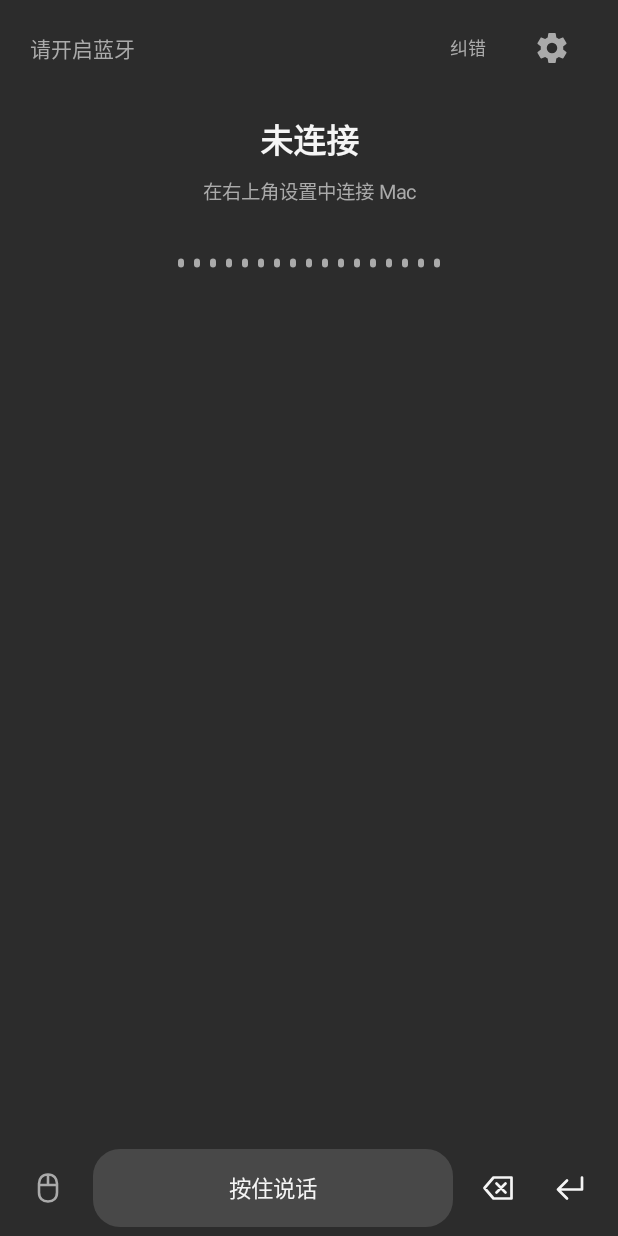
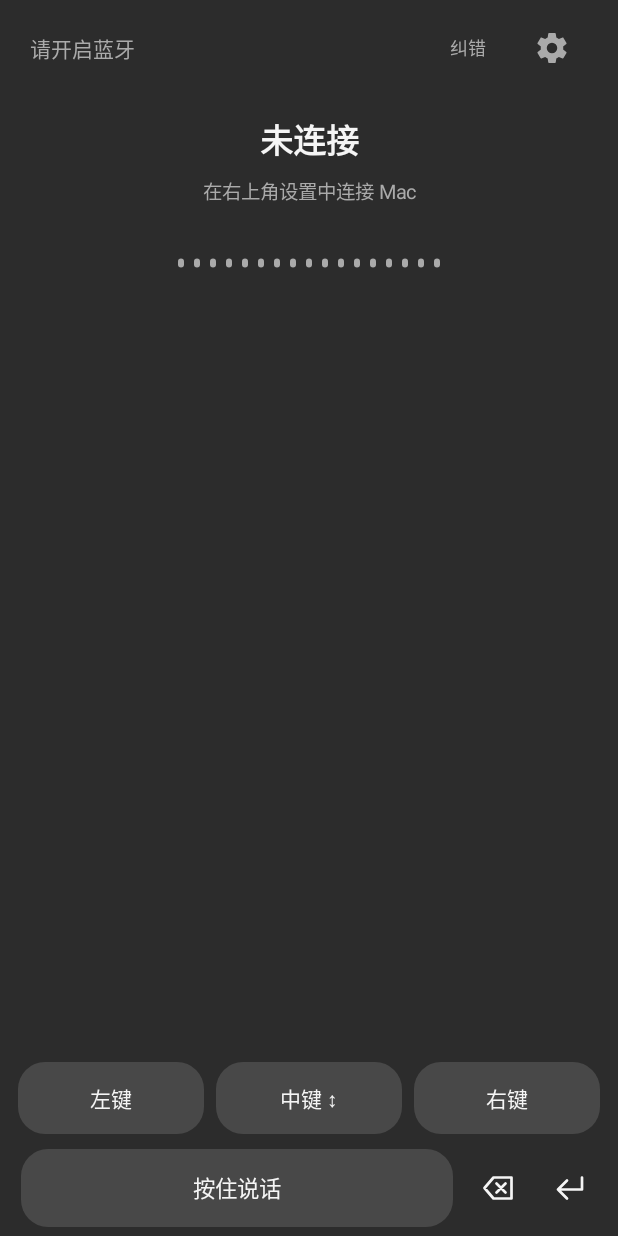
Before and after one commit to 123hurray/LocalVoiceInputForAndroid, an Android app: the screen it shows after launch (HidInputActivity), on a phone screen of 412 x 824 dp. Run offline under Robolectric (Android 15) with nearby library versions, the phone set to English and light mode, and no system bars; pictures from the network do not load.

Commit message:
Combine HID voice and trackpad controls on the same screen

```diff
--- a/app/build.gradle.kts
+++ b/app/build.gradle.kts
@@ -25,8 +25,8 @@ android {
         applicationId = "com.example.localvoiceime"
         minSdk = 26
         targetSdk = 36
-        versionCode = 32
-        versionName = "1.4.16"
+        versionCode = 33
+        versionName = "1.4.17"
 
         testInstrumentationRunner = "androidx.test.runner.AndroidJUnitRunner"
 
--- a/app/src/main/java/com/example/localvoiceime/HidInputActivity.kt
+++ b/app/src/main/java/com/example/localvoiceime/HidInputActivity.kt
@@ -24,12 +24,11 @@ class HidInputActivity : Activity() {
     private var visible = false
     private var permissionRequested = false
     private var settingsOpen = false
-    private var mouseOpen = false
     private var sending = false
     private var displayedConnection: Any? = null
     private lateinit var panel: VoiceInputPanel
     private lateinit var home: View
-    private lateinit var mouse: HidMousePanel
+    private lateinit var pointer: HidPointerControls
     private lateinit var settings: ScrollView
     private lateinit var settingsStatus: TextView
     private lateinit var retry: Button
@@ -38,7 +37,7 @@ class HidInputActivity : Activity() {
 
     private val inputHost = object : VoiceInputPanel.Host {
         override val context get() = this@HidInputActivity
-        override val destination get() = keyboard?.connectionToken?.takeIf { visible && !settingsOpen && !mouseOpen }
+        override val destination get() = keyboard?.connectionToken?.takeIf { visible && !settingsOpen }
 
         override fun submit(target: Any, text: String, done: (InputDelivery) -> Unit) {
             val session = keyboard
@@ -57,7 +56,7 @@ class HidInputActivity : Activity() {
             }
         }
 
-        override fun switchToMouse() { showMouse(true) }
+        override val pointerControls get() = pointer
         override fun openSettings() { showSettings(true) }
         override fun openModelSettings() {
             startActivity(Intent(context, SettingsActivity::class.java))
@@ -68,20 +67,18 @@ class HidInputActivity : Activity() {
         super.onCreate(savedInstanceState)
         if (Build.VERSION.SDK_INT >= 33) {
             onBackInvokedDispatcher.registerOnBackInvokedCallback(android.window.OnBackInvokedDispatcher.PRIORITY_DEFAULT) {
-                if (settingsOpen) showSettings(false) else if (mouseOpen) showMouse(false) else finish()
+                if (settingsOpen) showSettings(false) else finish()
             }
         }
         adapter = getSystemService(BluetoothManager::class.java)?.adapter
+        pointer = HidPointerControls(this,
+            send = { buttons, dx, dy, wheel, click ->
+                if (visible && !settingsOpen) keyboard?.sendMouse(buttons, dx, dy, wheel, click)
+            },
+            release = { keyboard?.resetMouse() },
+        )
         panel = VoiceInputPanel(inputHost)
         home = panel.createView()
-        mouse = HidMousePanel(this,
-            send = { buttons, dx, dy, wheel, click ->
-                if (visible && mouseOpen && !settingsOpen) keyboard?.sendMouse(buttons, dx, dy, wheel, click)
-            },
-            release = { keyboard?.resetMouse() },
-            openVoice = { showMouse(false) },
-            openSettings = { showSettings(true) },
-        )
 
         val settingsBody = column()
         settingsBody.addRow(action("‹ 返回语音输入") { showSettings(false) })
@@ -105,7 +102,6 @@ class HidInputActivity : Activity() {
         val root = FrameLayout(this).apply {
             setBackgroundColor(VoiceStyle.background)
             addView(home, home.layoutParams)
-            addView(mouse, FrameLayout.LayoutParams(-1, -1))
             addView(settings, FrameLayout.LayoutParams(-1, -1))
             setOnApplyWindowInsetsListener { view, insets ->
                 @Suppress("DEPRECATION")
@@ -128,7 +124,7 @@ class HidInputActivity : Activity() {
         visible = false
         panel.deactivate()
         displayedConnection = null
-        mouse.reset()
+        pointer.setAvailable(false)
         keyboard?.pause()
         sending = false
         super.onStop()
@@ -143,7 +139,7 @@ class HidInputActivity : Activity() {
 
     @Deprecated("Legacy Android back callback")
     override fun onBackPressed() {
-        if (settingsOpen) showSettings(false) else if (mouseOpen) showMouse(false) else super.onBackPressed()
+        if (settingsOpen) showSettings(false) else super.onBackPressed()
     }
 
     private fun showSettings(open: Boolean) {
@@ -152,18 +148,11 @@ class HidInputActivity : Activity() {
         refreshPage()
     }
 
-    private fun showMouse(open: Boolean) {
-        if (sending || settingsOpen || mouseOpen == open) return
-        mouseOpen = open
-        refreshPage()
-    }
-
     private fun refreshPage() {
         panel.deactivate()
-        mouse.reset()
+        pointer.setAvailable(false)
         displayedConnection = null
-        home.visibility = if (!settingsOpen && !mouseOpen) View.VISIBLE else View.GONE
-        mouse.visibility = if (!settingsOpen && mouseOpen) View.VISIBLE else View.GONE
+        home.visibility = if (!settingsOpen) View.VISIBLE else View.GONE
         settings.visibility = if (settingsOpen) View.VISIBLE else View.GONE
         keyboard?.refresh()
         updateConnection(keyboard?.status ?: settingsStatus.text.toString())
@@ -261,6 +250,7 @@ class HidInputActivity : Activity() {
     private fun <T> transmit(failure: T, start: ((T) -> Unit) -> Boolean, done: (T) -> Unit) {
         val session = keyboard ?: run { done(failure); return }
         if (sending) { done(failure); return }
+        pointer.setAvailable(false)
         sending = runCatching {
             start { ok ->
                 if (visible && keyboard === session) {
@@ -277,11 +267,8 @@ class HidInputActivity : Activity() {
     private fun updateConnection(message: String) {
         val token = inputHost.destination
         settingsStatus.text = message
-        val connected = keyboard?.connected == true
-        val connectionLabel = message
-        panel.setConnection(connectionLabel)
-        mouse.setConnection(connectionLabel, connected && visible && mouseOpen && !settingsOpen)
-        if (visible && !settingsOpen && !mouseOpen) {
+        panel.setConnection(message)
+        if (visible && !settingsOpen) {
             if (displayedConnection !== token) {
                 sending = false
                 panel.deactivate()
@@ -293,6 +280,7 @@ class HidInputActivity : Activity() {
     }
 
     private fun renderSettings() {
+        pointer.setAvailable(visible && !settingsOpen && !sending && keyboard?.ready == true)
         discover.isEnabled = !sending && keyboard?.registered == true
         retry.isEnabled = !sending
         setupButtons.forEach { it.isEnabled = !sending && keyboard?.ready == true }
--- a/app/src/main/java/com/example/localvoiceime/HidMousePanel.kt
+++ b/app/src/main/java/com/example/localvoiceime/HidPointerControls.kt
@@ -5,24 +5,19 @@ import android.view.Gravity
 import android.view.MotionEvent
 import android.view.ViewConfiguration
 import android.widget.Button
-import android.widget.ImageButton
 import android.widget.LinearLayout
-import android.widget.TextView
+import android.view.View
 import kotlin.math.abs
 import kotlin.math.hypot
 
-internal class HidMousePanel(
+internal class HidPointerControls(
     context: Context,
     private val send: (buttons: Int, dx: Int, dy: Int, wheel: Int, click: Int) -> Unit,
     private val release: () -> Unit,
-    openVoice: () -> Unit,
-    openSettings: () -> Unit,
 ) : LinearLayout(context) {
-    private val connection = label("未连接")
-    private val pad = label("滑动移动指针 · 轻点左键")
-    private val left = VoiceStyle.button(context, "左键")
-    private val right = VoiceStyle.button(context, "右键")
-    private val wheel = VoiceStyle.button(context, "滚轮 ↕")
+    private val leftButton = VoiceStyle.button(context, "左键")
+    private val middleButton = VoiceStyle.button(context, "中键 ↕")
+    private val rightButton = VoiceStyle.button(context, "右键")
     private var available = false
     private var buttons = 0
     private var dx = 0f
@@ -33,61 +28,43 @@ internal class HidMousePanel(
     private val motion = Runnable { flushMotion() }
 
     init {
-        orientation = VERTICAL
+        orientation = HORIZONTAL
+        gravity = Gravity.CENTER_VERTICAL
         isMotionEventSplittingEnabled = true
-        setBackgroundColor(VoiceStyle.background)
-        setPadding(0, dp(8), 0, 0)
-        addView(LinearLayout(context).apply {
-            gravity = Gravity.CENTER_VERTICAL
-            setPadding(dp(20), 0, dp(20), 0)
-            connection.maxLines = 1
-            connection.ellipsize = android.text.TextUtils.TruncateAt.END
-            connection.accessibilityLiveRegion = ACCESSIBILITY_LIVE_REGION_POLITE
-            addView(connection, LayoutParams(0, dp(48), 1f))
-            addView(icon(R.drawable.ic_settings, "设置", openSettings), LayoutParams(dp(48), dp(48)))
-        })
-        pad.apply {
-            gravity = Gravity.CENTER
-            setBackground(VoiceStyle.rounded(context, VoiceStyle.surface))
-            setOnClickListener { click(1) }
+        setPadding(dp(8), 0, dp(8), 0)
+        for (button in listOf(leftButton, middleButton, rightButton)) {
+            button.textSize = 14f
+            button.minWidth = 0
+            button.setPadding(dp(4), 0, dp(4), 0)
+            addView(button, LayoutParams(0, dp(48), 1f).apply { setMargins(dp(4), 0, dp(4), 0) })
         }
-        addView(pad, LayoutParams(-1, 0, 1f).apply { setMargins(dp(16), dp(8), dp(16), dp(8)) })
-        bindPad()
-        addView(LinearLayout(context).apply {
-            gravity = Gravity.CENTER_VERTICAL
-            isMotionEventSplittingEnabled = true
-            setPadding(dp(8), 0, dp(8), 0)
-            addView(icon(R.drawable.ic_hid_voice, "切换到语音输入", openVoice), LayoutParams(dp(48), dp(48)))
-            for (button in listOf(this@HidMousePanel.left, wheel, this@HidMousePanel.right)) {
-                button.textSize = 14f
-                button.minWidth = 0
-                button.setPadding(dp(4), 0, dp(4), 0)
-                addView(button, LayoutParams(0, dp(52), 1f).apply { setMargins(dp(4), 0, dp(4), 0) })
-            }
-        }, LayoutParams(-1, dp(64)))
-        bindButton(left, 1)
-        bindButton(right, 2)
-        bindWheel()
-        setConnection("未连接", false)
+        bindButton(leftButton, 1)
+        bindButton(rightButton, 2)
+        bindMiddle()
+        setAvailable(false)
     }
 
-    fun setConnection(message: String, ready: Boolean) {
+    fun setAvailable(ready: Boolean) {
         if (available && !ready) reset()
         available = ready
-        connection.text = message
-        pad.text = if (ready) "滑动移动指针 · 轻点左键" else "连接 Mac 后即可使用触控板"
-        for (view in listOf(pad, left, right, wheel)) view.isEnabled = ready
+        for (button in listOf(leftButton, middleButton, rightButton)) button.isEnabled = ready
     }
 
-    fun reset() {
+    fun discardPointerMotion() {
+        dx = 0f; dy = 0f
+    }
+
+    private fun reset() {
         removeCallbacks(motion)
         motionPending = false
         buttons = 0; dx = 0f; dy = 0f; wheelSteps = 0f
-        left.isPressed = false; right.isPressed = false; wheel.isPressed = false
+        leftButton.isPressed = false; rightButton.isPressed = false; middleButton.isPressed = false
         release()
     }
 
-    private fun bindPad() {
+    fun bindPad(pad: View, canMove: () -> Boolean) {
+        pad.contentDescription = "滑动移动 Mac 指针，轻点左键"
+        pad.setOnClickListener { if (canMove()) click(1) }
         val slop = ViewConfiguration.get(context).scaledTouchSlop
         var pointer = -1
         var startX = 0f
@@ -96,7 +73,7 @@ internal class HidMousePanel(
         var y = 0f
         var moved = false
         pad.setOnTouchListener { view, event ->
-            if (!available) return@setOnTouchListener false
+            if (!available || !canMove()) return@setOnTouchListener false
             when (event.actionMasked) {
                 MotionEvent.ACTION_DOWN -> {
                     pointer = event.getPointerId(0)
@@ -147,13 +124,13 @@ internal class HidMousePanel(
         }
     }
 
-    private fun bindWheel() {
+    private fun bindMiddle() {
         var startY = 0f
         var y = 0f
         var moved = false
-        wheel.contentDescription = "滚轮，上下滑动滚动"
-        wheel.setOnClickListener { scrollByStep(-1) }
-        wheel.setOnTouchListener { view, event ->
+        middleButton.contentDescription = "中键，点按中键，上下滑动滚动"
+        middleButton.setOnClickListener { click(4) }
+        middleButton.setOnTouchListener { view, event ->
             if (!available) return@setOnTouchListener false
             when (event.actionMasked) {
                 MotionEvent.ACTION_DOWN -> { startY = event.y; y = startY; moved = false; view.isPressed = true }
@@ -165,7 +142,11 @@ internal class HidMousePanel(
                     }
                     y = event.y
                 }
-                MotionEvent.ACTION_UP, MotionEvent.ACTION_CANCEL -> view.isPressed = false
+                MotionEvent.ACTION_UP -> {
+                    if (!moved) view.performClick()
+                    view.isPressed = false
+                }
+                MotionEvent.ACTION_CANCEL -> view.isPressed = false
             }
             true
         }
@@ -183,12 +164,6 @@ internal class HidMousePanel(
         if (!available || buttons and bit != 0) return
         flushMotion()
         send(buttons, 0, 0, 0, bit)
-    }
-
-    private fun scrollByStep(step: Int) {
-        if (!available) return
-        wheelSteps += step
-        scheduleMotion()
     }
 
     private fun scheduleMotion() {
@@ -211,16 +186,4 @@ internal class HidMousePanel(
     }
 
     private fun dp(value: Int) = VoiceStyle.dp(context, value)
-    private fun label(value: String) = TextView(context).apply {
-        text = value; textSize = 14f; setTextColor(VoiceStyle.muted)
-        gravity = Gravity.CENTER_VERTICAL
-    }
-    private fun icon(resource: Int, description: String, click: () -> Unit) = ImageButton(context).apply {
-        setImageResource(resource)
-        imageTintList = android.content.res.ColorStateList.valueOf(VoiceStyle.muted)
-        setBackgroundColor(android.graphics.Color.TRANSPARENT)
-        setPadding(dp(12), dp(12), dp(12), dp(12))
-        contentDescription = description
-        setOnClickListener { click() }
-    }
 }
--- a/app/src/main/java/com/example/localvoiceime/VoiceInputPanel.kt
+++ b/app/src/main/java/com/example/localvoiceime/VoiceInputPanel.kt
@@ -33,7 +33,7 @@ internal class VoiceInputPanel(private val host: Host) {
         val isIme: Boolean get() = false
         fun submit(target: Any, text: String, done: (InputDelivery) -> Unit)
         fun editKey(newline: Boolean)
-        fun switchToMouse() {}
+        val pointerControls: HidPointerControls? get() = null
         fun openSettings()
         fun openModelSettings()
         fun returnToKeyboard(showPicker: Boolean) {}
@@ -76,6 +76,7 @@ internal class VoiceInputPanel(private val host: Host) {
     private lateinit var preview: TextView
     private lateinit var previewBox: View
     private var previewScroll: ScrollView? = null
+    private var dismissPreview: Button? = null
     private var streamingSpeech: SpeechEngine.StreamingSpeech? = null
     private lateinit var inputPanel: LinearLayout
     private val main = Handler(Looper.getMainLooper())
@@ -100,6 +101,7 @@ internal class VoiceInputPanel(private val host: Host) {
             inputPanel = this
             layoutParams = FrameLayout.LayoutParams(-1, if (host.isIme) dp(VoiceSettingsStore(context).load().keyboardHeightDp) else -1)
             orientation = LinearLayout.VERTICAL
+            if (!host.isIme) isMotionEventSplittingEnabled = true
             setPadding(0, dp(8), 0, 0)
             setBackgroundColor(VoiceStyle.background)
             addView(LinearLayout(context).apply {
@@ -161,12 +163,13 @@ internal class VoiceInputPanel(private val host: Host) {
                 setPadding(dp(20), 0, dp(20), dp(14))
             }
 
-            // The compact button is only a visual cue. The entire lower panel receives gestures.
+            // In the IME the whole panel is a voice gesture; the HID surface is a trackpad.
             speechArea = LinearLayout(context).apply {
                 orientation = LinearLayout.VERTICAL
                 gravity = Gravity.TOP or Gravity.CENTER_HORIZONTAL
                 setPadding(dp(20), 0, dp(20), dp(8))
                 setBackgroundColor(VoiceStyle.background)
+                if (host.isIme) {
                     contentDescription = "按住此区域说话，松手输入，上滑取消。无障碍操作可点按开始，再点按结束。"
                     importantForAccessibility = View.IMPORTANT_FOR_ACCESSIBILITY_YES
                     setOnTouchListener { view, event ->
@@ -192,8 +195,25 @@ internal class VoiceInputPanel(private val host: Host) {
                     }
                     setOnClickListener { if (recording) stopRecording(true) else startRecordingOrRequestPermission() }
                 }
+            }
             speechArea.addView(status)
             speechArea.addView(hint)
+            if (!host.isIme) {
+                val closePreview = Button(context).apply {
+                    text = "关闭预览"; textSize = 13f; isAllCaps = false
+                    setTextColor(VoiceStyle.muted)
+                    setBackgroundColor(android.graphics.Color.TRANSPARENT)
+                    visibility = View.GONE
+                    setOnClickListener {
+                        visibility = View.GONE
+                        preview.text = ""; previewBox.visibility = View.GONE
+                        status.text = "按住，说出你想写的"
+                        hint.text = "滑动中间区域移动 Mac 指针"
+                    }
+                }
+                dismissPreview = closePreview
+                speechArea.addView(closePreview, LinearLayout.LayoutParams(-2, dp(44)).apply { gravity = Gravity.END })
+            }
             preview = TextView(context).apply {
                 textSize = 20f; setTextColor(VoiceStyle.text); gravity = Gravity.TOP or Gravity.START
                 setPadding(0, dp(4), 0, dp(10))
@@ -214,6 +234,13 @@ internal class VoiceInputPanel(private val host: Host) {
             speechArea.addView(bars, LinearLayout.LayoutParams(-1, dp(48)).apply { bottomMargin = dp(12) })
             addView(speechArea, LinearLayout.LayoutParams(-1, 0, 1f))
             addView(createCorrectionPanel(), LinearLayout.LayoutParams(-1, 0, 1f))
+            host.pointerControls?.let { pointer ->
+                pointer.bindPad(speechArea) {
+                    active && !recording && !recognizing && !submitting &&
+                        draftTarget == null && previewBox.visibility != View.VISIBLE
+                }
+                addView(pointer, LinearLayout.LayoutParams(-1, dp(56)))
+            }
             // A single footer owns the same recording control in every state.
             addView(LinearLayout(context).apply {
                 gravity = Gravity.CENTER_VERTICAL
@@ -252,14 +279,6 @@ internal class VoiceInputPanel(private val host: Host) {
                     visibility = View.GONE
                     setOnClickListener { confirmCorrection() }
                 }
-                if (!host.isIme) addView(ImageButton(context).apply {
-                    setImageResource(R.drawable.ic_hid_mouse)
-                    imageTintList = android.content.res.ColorStateList.valueOf(VoiceStyle.muted)
-                    setBackgroundColor(android.graphics.Color.TRANSPARENT)
-                    setPadding(dp(12), dp(12), dp(12), dp(12))
-                    contentDescription = "切换到鼠标"
-                    setOnClickListener { if (!submitting) host.switchToMouse() }
-                }, LinearLayout.LayoutParams(dp(48), dp(48)))
                 addView(hold, LinearLayout.LayoutParams(0, dp(52), 1f).apply { leftMargin = dp(6); rightMargin = dp(6) })
                 addView(sendButton, LinearLayout.LayoutParams(0, dp(52), 1f).apply { leftMargin = dp(6); rightMargin = dp(6) })
                 fun editButton(icon: Int, description: String, newline: Boolean) = ImageButton(context).apply {
@@ -306,7 +325,7 @@ internal class VoiceInputPanel(private val host: Host) {
             return
         }
         status.text = "按住，说出你想写的"
-        hint.text = ""
+        hint.text = if (host.isIme) "" else "滑动中间区域移动 Mac 指针"
         hold.isEnabled = true
         SpeechEngine.prepare(context, settings.asrModel) { result ->
             if (!destroyed && active && request == generation) {
@@ -314,7 +333,7 @@ internal class VoiceInputPanel(private val host: Host) {
                 // Preparation must never interrupt the hold gesture or overwrite its feedback.
                 if (!recording && !recognizing) {
                     status.text = if (ready) "按住，说出你想写的" else "暂时无法使用"
-                    hint.text = if (ready) "" else "请到设置中检查语音包"
+                    hint.text = if (!ready) "请到设置中检查语音包" else if (host.isIme) "" else "滑动中间区域移动 Mac 指针"
                 } else if (recognizing && ready) {
                     status.text = "正在识别…"
                     hint.text = "稍等片刻"
@@ -361,6 +380,8 @@ internal class VoiceInputPanel(private val host: Host) {
             audio.release(); status.text = "无法录音，请检查麦克风权限"; return
         }
         recorder = audio; pcm.clear(); recording = true
+        dismissPreview?.visibility = View.GONE
+        host.pointerControls?.discardPointerMotion()
         cancelGesture = false
         status.visibility = View.GONE
         previewBox.visibility = View.VISIBLE
@@ -469,6 +490,9 @@ internal class VoiceInputPanel(private val host: Host) {
         recognizing = false
         hold.isEnabled = true
         val text = result.getOrNull().orEmpty().trim()
+        if (!host.isIme && (result.isFailure || text.isBlank() || target == null || destination !== target)) {
+            preview.text = ""; previewBox.visibility = View.GONE
+        }
         if (previewBox.visibility == View.VISIBLE) preview.text = text
         if (result.isSuccess && text.isNotBlank() && target != null && destination === target && settings.correctionEnabled) {
             showCorrection(text, destination, request)
@@ -520,6 +544,7 @@ internal class VoiceInputPanel(private val host: Host) {
                 if (!host.isIme) {
                     preview.text = text
                     previewBox.visibility = View.VISIBLE
+                    dismissPreview?.visibility = View.VISIBLE
                     bars.visibility = View.GONE
                     previewScroll?.scrollTo(0, 0)
                 }
@@ -633,6 +658,7 @@ internal class VoiceInputPanel(private val host: Host) {
             if (restorePanel) {
                 correctionPanel.visibility = View.GONE; speechArea.visibility = View.VISIBLE
                 preview.text = ""; previewBox.visibility = View.GONE
+                dismissPreview?.visibility = View.GONE
                 bars.visibility = if (host.isIme && settings.keyboardHeightDp < 280) View.GONE else View.VISIBLE
                 status.visibility = View.VISIBLE; hint.visibility = View.VISIBLE
                 hint.text = ""
--- a/app/src/main/res/drawable/ic_hid_mouse.xml
+++ /dev/null
@@ -1,6 +0,0 @@
-<vector xmlns:android="http://schemas.android.com/apk/res/android"
-    android:width="24dp" android:height="24dp" android:viewportWidth="24" android:viewportHeight="24">
-    <path android:fillColor="@android:color/transparent" android:strokeColor="#F5F5F5"
-        android:strokeWidth="1.7" android:strokeLineJoin="round" android:strokeLineCap="round"
-        android:pathData="M12,3 C8.1,3 6,5.8 6,9 L6,15 C6,18.8 8.3,21 12,21 C15.7,21 18,18.8 18,15 L18,9 C18,5.8 15.9,3 12,3 Z M6,10 L18,10 M12,3 L12,10" />
-</vector>
--- a/app/src/main/res/drawable/ic_hid_voice.xml
+++ /dev/null
@@ -1,6 +0,0 @@
-<vector xmlns:android="http://schemas.android.com/apk/res/android"
-    android:width="24dp" android:height="24dp" android:viewportWidth="24" android:viewportHeight="24">
-    <path android:fillColor="@android:color/transparent" android:strokeColor="#F5F5F5"
-        android:strokeWidth="1.7" android:strokeLineJoin="round" android:strokeLineCap="round"
-        android:pathData="M12,3 C10.4,3 9,4.4 9,6 L9,11 C9,12.6 10.4,14 12,14 C13.6,14 15,12.6 15,11 L15,6 C15,4.4 13.6,3 12,3 Z M6,11 C6,14.3 8.7,17 12,17 C15.3,17 18,14.3 18,11 M12,17 L12,21 M9,21 L15,21" />
-</vector>
```
Also changed, not shown: 1 other file. Lines whose indentation alone changed are shown as unchanged.
